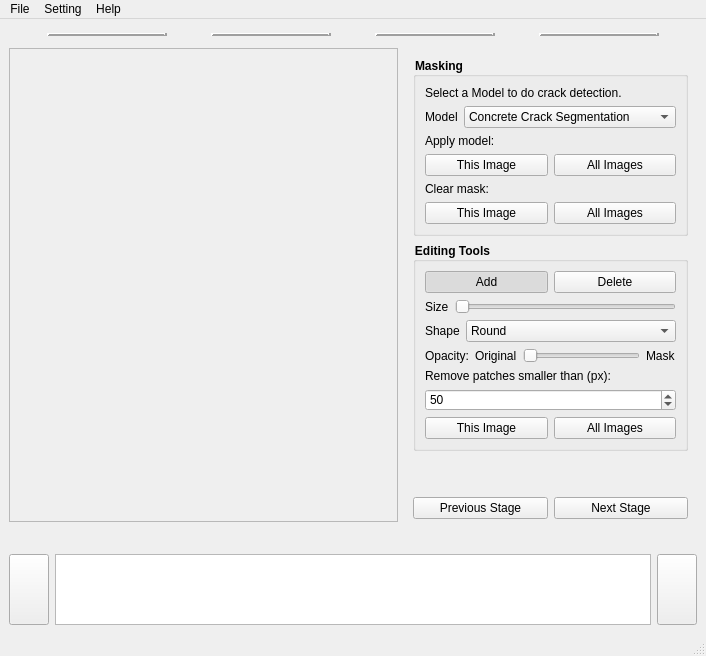
Qt form src/resources/ui/main.ui (TUD-IMB/Crackpot) before a commit.
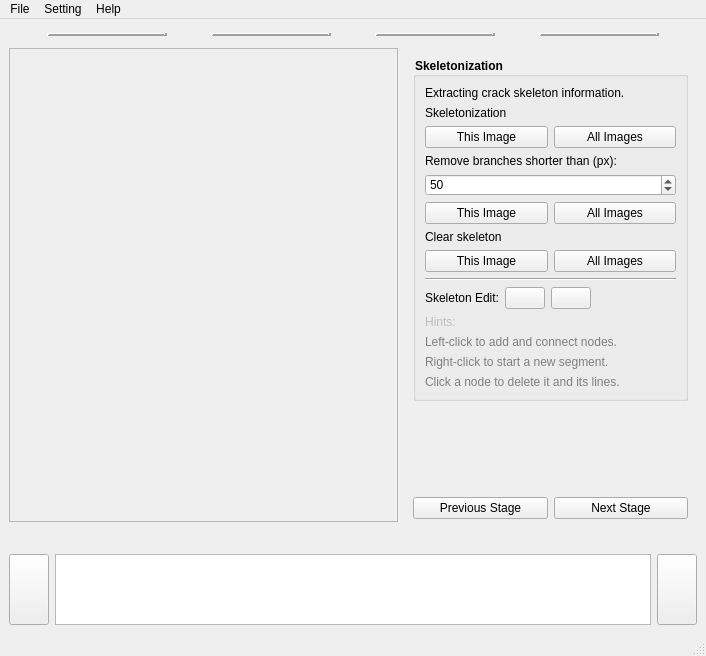
The same form after that commit. The open tabs and pages were chosen to show the change. Icons and pictures are not drawn.

Patch:
```diff
--- a/src/resources/ui/main.ui
+++ b/src/resources/ui/main.ui
@@ -926,7 +926,7 @@
                   <property name="title">
                    <string>Masking</string>
                   </property>
-                  <layout class="QVBoxLayout" name="verticalLayout_17">
+                  <layout class="QVBoxLayout" name="verticalLayout_12">
                    <item>
                     <widget class="QLabel" name="label_7">
                      <property name="text">
```
Left out of the diff: 30 changed lines with no effect on the pictures.
